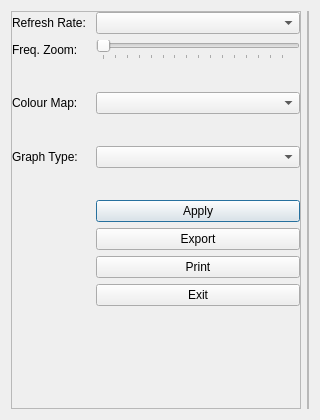
The window that src/ui/spectrodialog.ui (GekkoFyre/small-world-deluxe) describes before a commit, drawn with Qt 5.
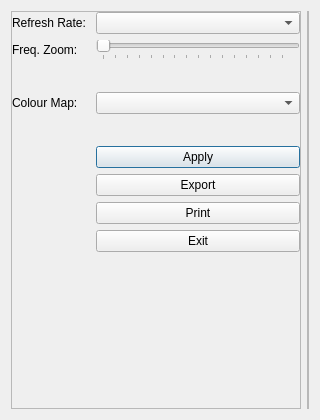
The same window after the commit.

Commit message: * Removed an unneeded Qwt graph from the MainWindow UI, that was never implemented properly in the first place and therefore never used. * Added #ifdef definitions for Cygwin throughout Small World Deluxe, in preparation for making this application compatible with that suite of tools.

What changed in the file:
```diff
--- a/src/ui/spectrodialog.ui
+++ b/src/ui/spectrodialog.ui
@@ -137,46 +137,6 @@
        </widget>
       </item>
       <item row="4" column="0">
-       <spacer name="horizontalSpacer_10">
-        <property name="orientation">
-         <enum>Qt::Horizontal</enum>
-        </property>
-        <property name="sizeHint" stdset="0">
-         <size>
-          <width>40</width>
-          <height>20</height>
-         </size>
-        </property>
-       </spacer>
-      </item>
-      <item row="4" column="1">
-       <spacer name="horizontalSpacer_9">
-        <property name="orientation">
-         <enum>Qt::Horizontal</enum>
-        </property>
-        <property name="sizeHint" stdset="0">
-         <size>
-          <width>40</width>
-          <height>20</height>
-         </size>
-        </property>
-       </spacer>
-      </item>
-      <item row="5" column="0">
-       <widget class="QLabel" name="label_graph_to_display">
-        <property name="text">
-         <string>Graph Type: </string>
-        </property>
-       </widget>
-      </item>
-      <item row="5" column="1">
-       <widget class="QComboBox" name="comboBox_graph_to_display">
-        <property name="toolTip">
-         <string>The type of spectrograph to display!</string>
-        </property>
-       </widget>
-      </item>
-      <item row="6" column="0">
        <spacer name="horizontalSpacer_3">
         <property name="orientation">
          <enum>Qt::Horizontal</enum>
@@ -189,7 +149,7 @@
         </property>
        </spacer>
       </item>
-      <item row="6" column="1">
+      <item row="4" column="1">
        <spacer name="horizontalSpacer_4">
         <property name="orientation">
          <enum>Qt::Horizontal</enum>
@@ -202,7 +162,7 @@
         </property>
        </spacer>
       </item>
-      <item row="7" column="0">
+      <item row="5" column="0">
        <spacer name="horizontalSpacer_5">
         <property name="orientation">
          <enum>Qt::Horizontal</enum>
@@ -215,7 +175,7 @@
         </property>
        </spacer>
       </item>
-      <item row="7" column="1">
+      <item row="5" column="1">
        <widget class="QPushButton" name="pushButton_apply">
         <property name="toolTip">
          <string>Apply the current state of your settings.</string>
@@ -225,7 +185,7 @@
         </property>
        </widget>
       </item>
-      <item row="8" column="0">
+      <item row="6" column="0">
        <spacer name="horizontalSpacer_12">
         <property name="orientation">
          <enum>Qt::Horizontal</enum>
@@ -238,7 +198,7 @@
         </property>
        </spacer>
       </item>
-      <item row="8" column="1">
+      <item row="6" column="1">
        <widget class="QPushButton" name="pushButton_export_graph">
         <property name="toolTip">
          <string>Export the spectrograph / waterfall and its internal data.</string>
@@ -251,7 +211,7 @@
         </property>
        </widget>
       </item>
-      <item row="9" column="0">
+      <item row="7" column="0">
        <spacer name="horizontalSpacer_8">
         <property name="orientation">
          <enum>Qt::Horizontal</enum>
@@ -264,7 +224,7 @@
         </property>
        </spacer>
       </item>
-      <item row="9" column="1">
+      <item row="7" column="1">
        <widget class="QPushButton" name="pushButton_print_graph">
         <property name="toolTip">
          <string>Internally capture an image of the (spectro)graph and send it to the printer.</string>
@@ -274,7 +234,7 @@
         </property>
        </widget>
       </item>
-      <item row="10" column="0">
+      <item row="8" column="0">
        <spacer name="horizontalSpacer_7">
         <property name="orientation">
          <enum>Qt::Horizontal</enum>
@@ -287,7 +247,7 @@
         </property>
        </spacer>
       </item>
-      <item row="10" column="1">
+      <item row="8" column="1">
        <widget class="QPushButton" name="pushButton_exit">
         <property name="toolTip">
          <string>Exit just this dialog window.</string>
```
The commit also changes 15 other files.
